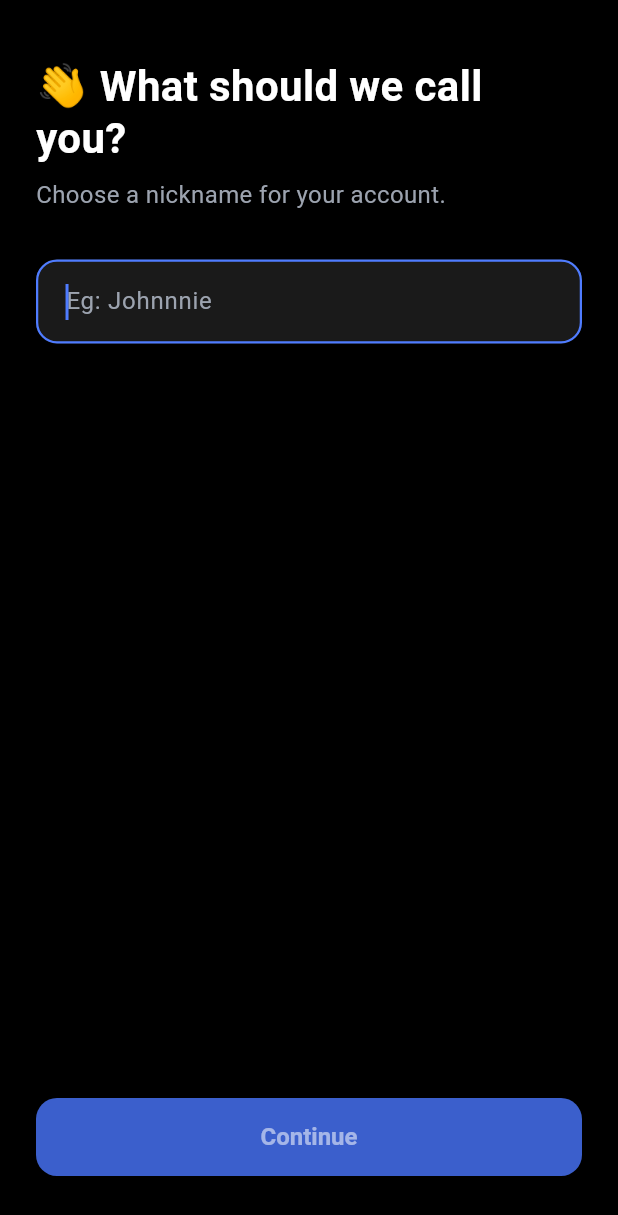
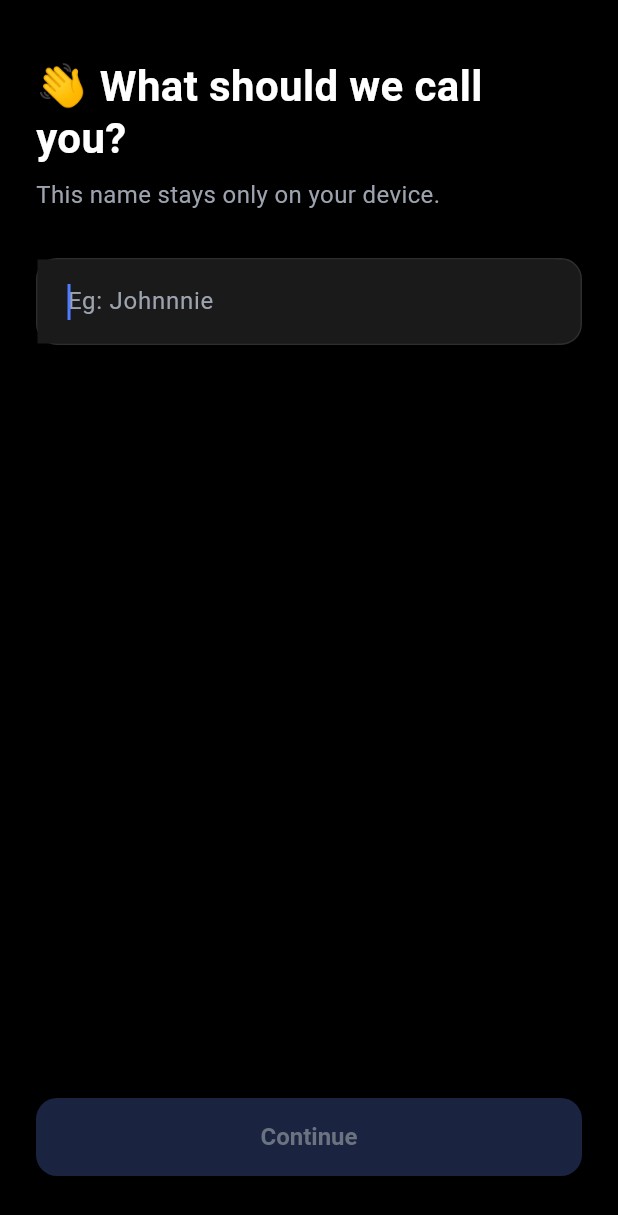
Before and after one commit to abasashkar/expense_tracker, a Flutter app: the NicknamePage screen opened directly, on a phone screen of 412 x 824 dp. Shown: the top 1215 px of the screen. Run offline on Flutter 3.47's test engine with Material 3 defaults, Android fonts, the phone set to English and light mode, and no system bars; our stand-ins replace equatable, flutter_bloc, flutter_local_notifications, shared_preferences, shimmer, sqflite; accounts and stored records are empty.

Commit message:
feat update nick name in profile data

```diff
--- a/lib/app.dart
+++ b/lib/app.dart
@@ -21,7 +21,7 @@ class _ExpenseTrackerAppState extends State<ExpenseTrackerApp> {
   void initState() {
     super.initState();
     WidgetsBinding.instance.addPostFrameCallback((_) {
-      AppInjection.initDeferredServices();
+      AppInjection.requestNotificationPermissions();
     });
   }
 
--- a/lib/core/services/settings_service.dart
+++ b/lib/core/services/settings_service.dart
@@ -14,4 +14,8 @@ class SettingsService {
   Future<void> setMonthlyLimit(double limit) async {
     await _prefs.setDouble(PrefsConstants.monthlyLimit, limit);
   }
+
+  Future<void> updateNickname(String nickname) async {
+    await _prefs.setString(PrefsConstants.nickname, nickname);
+  }
 }
--- a/lib/features/auth/presentation/pages/nickname_page.dart
+++ b/lib/features/auth/presentation/pages/nickname_page.dart
@@ -3,6 +3,7 @@ import 'package:flutter_bloc/flutter_bloc.dart';
 
 import 'package:expense_tracker/core/theme/app_theme.dart';
 import 'package:expense_tracker/features/auth/presentation/bloc/auth_bloc.dart';
+import 'package:expense_tracker/features/auth/presentation/widgets/nickname_field.dart';
 
 class NicknamePage extends StatefulWidget {
   const NicknamePage({super.key});
@@ -20,7 +21,7 @@ class _NicknamePageState extends State<NicknamePage> {
     super.dispose();
   }
 
-  bool get _isValid => _nicknameController.text.trim().length >= 2;
+  bool get _isValid => NicknameField.isValidNickname(_nicknameController.text);
 
   void _submit() {
     if (!_isValid) return;
@@ -37,6 +38,7 @@ class _NicknamePageState extends State<NicknamePage> {
 
     return Scaffold(
       backgroundColor: AppTheme.background,
+      resizeToAvoidBottomInset: true,
       body: SafeArea(
         child: Padding(
           padding: const EdgeInsets.all(24),
@@ -55,35 +57,40 @@ class _NicknamePageState extends State<NicknamePage> {
               ),
               const SizedBox(height: 8),
               const Text(
-                'Choose a nickname for your account.',
+                'This name stays only on your device.',
                 style: TextStyle(
                   fontSize: 16,
                   color: AppTheme.textSecondary,
+                  height: 1.4,
                 ),
               ),
               const SizedBox(height: 32),
-              TextField(
+              NicknameField(
                 controller: _nicknameController,
                 autofocus: true,
-                style: const TextStyle(color: AppTheme.textPrimary),
                 onChanged: (_) => setState(() {}),
-                onSubmitted: (_) => _submit(),
-                decoration: InputDecoration(
-                  hintText: 'Eg: Johnnnie',
-                  filled: true,
-                  fillColor: AppTheme.surface,
-                  suffixIcon: _isValid
-                      ? const Icon(Icons.check_circle, color: AppTheme.success)
-                      : null,
-                  border: OutlineInputBorder(
+                onSubmitted: _submit,
+              ),
+              const Spacer(),
+              SizedBox(
+                width: double.infinity,
+                height: 52,
+                child: ElevatedButton(
+                  onPressed: (!_isValid || isSubmitting) ? null : _submit,
+                  style: ElevatedButton.styleFrom(
+                    backgroundColor: AppTheme.primary,
+                    disabledBackgroundColor: const Color(0xFF1A2340),
+                    disabledForegroundColor: const Color(0xFF6B7280),
+                    foregroundColor: Colors.white,
+                    elevation: 0,
+                    shape: RoundedRectangleBorder(
                       borderRadius: BorderRadius.circular(14),
-                    borderSide: BorderSide.none,
+                    ),
+                    textStyle: const TextStyle(
+                      fontSize: 16,
+                      fontWeight: FontWeight.w600,
                     ),
                   ),
-              ),
-              const Spacer(),
-              ElevatedButton(
-                onPressed: (!_isValid || isSubmitting) ? null : _submit,
                   child: isSubmitting
                       ? const SizedBox(
                           height: 22,
@@ -95,6 +102,7 @@ class _NicknamePageState extends State<NicknamePage> {
                         )
                       : const Text('Continue'),
                 ),
+              ),
               const SizedBox(height: 16),
             ],
           ),
--- /dev/null
+++ b/lib/features/auth/presentation/widgets/nickname_field.dart
@@ -0,0 +1,74 @@
+import 'package:flutter/material.dart';
+
+import 'package:expense_tracker/core/theme/app_theme.dart';
+
+/// Nickname input matching onboarding design (dark field + green check when valid).
+class NicknameField extends StatelessWidget {
+  const NicknameField({
+    super.key,
+    required this.controller,
+    this.autofocus = false,
+    this.onChanged,
+    this.onSubmitted,
+  });
+
+  final TextEditingController controller;
+  final bool autofocus;
+  final ValueChanged<String>? onChanged;
+  final VoidCallback? onSubmitted;
+
+  static bool isValidNickname(String value) => value.trim().length >= 2;
+
+  @override
+  Widget build(BuildContext context) {
+    final isValid = isValidNickname(controller.text);
+
+    return Container(
+      decoration: BoxDecoration(
+        color: AppTheme.surface,
+        borderRadius: BorderRadius.circular(14),
+        border: Border.all(color: AppTheme.cardBorder),
+      ),
+      child: Row(
+        children: [
+          Expanded(
+            child: TextField(
+              controller: controller,
+              autofocus: autofocus,
+              style: const TextStyle(
+                color: AppTheme.textPrimary,
+                fontSize: 16,
+              ),
+              onChanged: onChanged,
+              onSubmitted: (_) => onSubmitted?.call(),
+              textInputAction: TextInputAction.done,
+              decoration: const InputDecoration(
+                hintText: 'Eg: Johnnnie',
+                hintStyle: TextStyle(color: AppTheme.textSecondary),
+                border: InputBorder.none,
+                enabledBorder: InputBorder.none,
+                focusedBorder: InputBorder.none,
+                contentPadding: EdgeInsets.symmetric(
+                  horizontal: 16,
+                  vertical: 16,
+                ),
+                isDense: true,
+              ),
+            ),
+          ),
+          if (isValid)
+            const Padding(
+              padding: EdgeInsets.only(right: 14),
+              child: Icon(
+                Icons.check_circle,
+                color: AppTheme.success,
+                size: 22,
+              ),
+            )
+          else
+            const SizedBox(width: 16),
+        ],
+      ),
+    );
+  }
+}
--- a/lib/features/dashboard/presentation/pages/home_shell_page.dart
+++ b/lib/features/dashboard/presentation/pages/home_shell_page.dart
@@ -2,6 +2,7 @@ import 'package:flutter/material.dart';
 import 'package:flutter_bloc/flutter_bloc.dart';
 
 import 'package:expense_tracker/core/services/settings_service.dart';
+import 'package:expense_tracker/injection.dart';
 import 'package:expense_tracker/core/theme/app_theme.dart';
 import 'package:expense_tracker/core/widgets/app_bottom_nav.dart';
 import 'package:expense_tracker/features/categories/presentation/bloc/category_bloc.dart';
@@ -30,13 +31,16 @@ class HomeShellPage extends StatefulWidget {
 class _HomeShellPageState extends State<HomeShellPage> {
   AppNavTab _activeTab = AppNavTab.dashboard;
   bool _showAllTransactions = false;
+  late String _nickname;
 
   @override
   void initState() {
     super.initState();
+    _nickname = widget.nickname;
     context.read<TransactionBloc>().add(const TransactionLoadDashboardRequested());
     context.read<CategoryBloc>().add(const CategoryLoadRequested());
     context.read<SyncBloc>().add(const SyncPendingStatusRequested());
+    AppInjection.requestNotificationPermissions();
   }
 
   void _refreshSyncPendingStatus() {
@@ -110,7 +114,7 @@ class _HomeShellPageState extends State<HomeShellPage> {
               )
             : switch (_activeTab) {
                 AppNavTab.dashboard => DashboardPage(
-                    nickname: widget.nickname,
+                    nickname: _nickname,
                     settingsService: widget.settingsService,
                     onViewAllTransactions: () {
                       setState(() => _showAllTransactions = true);
@@ -121,8 +125,11 @@ class _HomeShellPageState extends State<HomeShellPage> {
                   ),
                 AppNavTab.sync => const PendingSyncPage(),
                 AppNavTab.profile => ProfilePage(
-                    nickname: widget.nickname,
+                    nickname: _nickname,
                     settingsService: widget.settingsService,
+                    onNicknameChanged: (name) {
+                      setState(() => _nickname = name);
+                    },
                   ),
               },
       ),
```
Also changed, not shown: lib/core/notifications/notifications_service.dart (+115 -60 lines), lib/features/dashboard/presentation/pages/profile_page.dart (+74 -7 lines), lib/injection.dart (+5 -4 lines), lib/main.dart (+7 -7 lines), 1 other file. Lines whose indentation alone changed are shown as unchanged.
